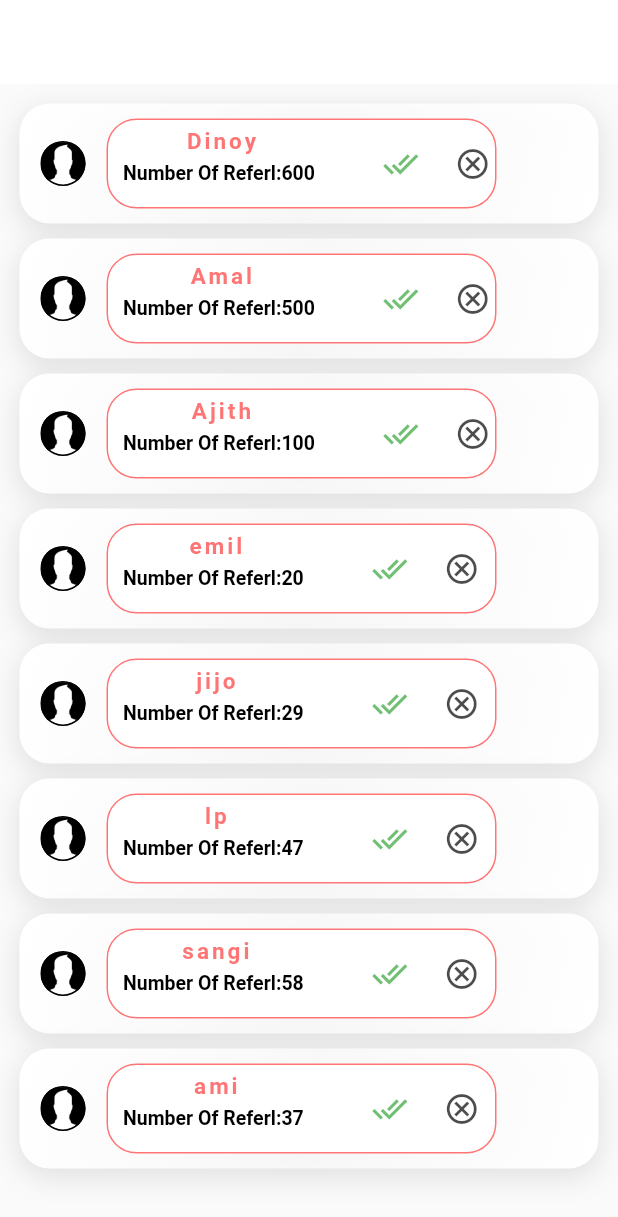
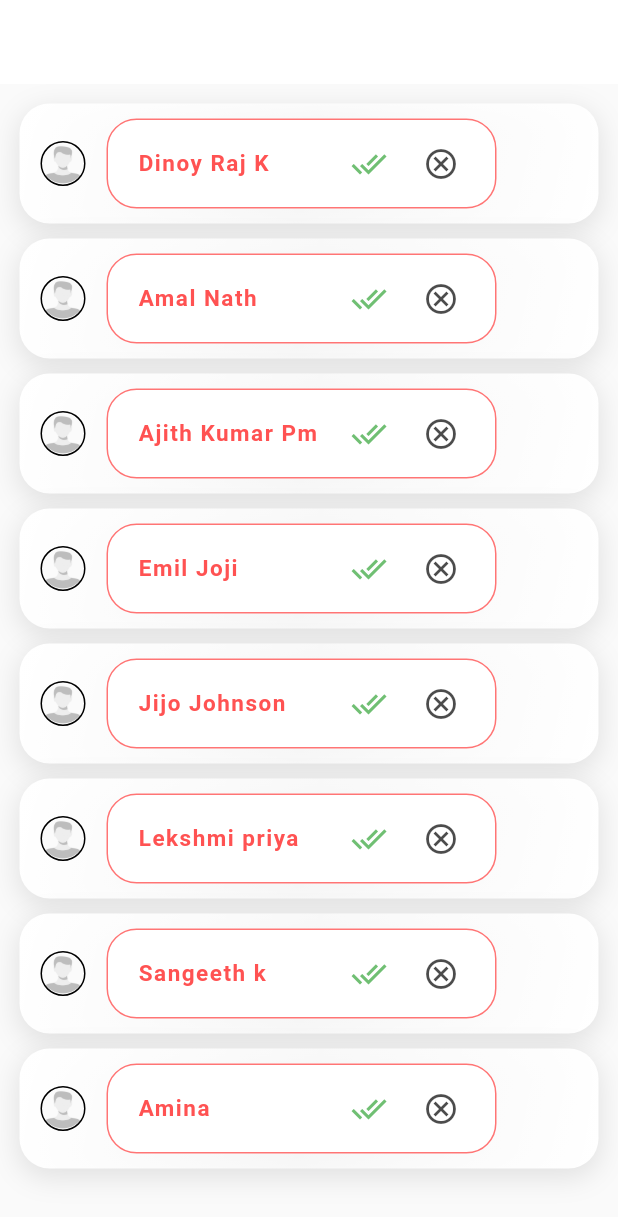
Before and after one commit to Dinoy-Raj/Refrl, a Flutter app: the screen it shows after launch, on a phone screen of 412 x 824 dp. Shown: the top 1217 px of the screen. Run offline on Flutter 3.47's test engine with Material 2 defaults, Android fonts, the phone set to English and light mode, and no system bars.

Commit message:
alignment corrected

```diff
--- a/influpage/pubspec.yaml
+++ b/influpage/pubspec.yaml
@@ -47,6 +47,7 @@ flutter:
   # To add assets to your application, add an assets section, like this:
   assets:
     - assets/pro2.png
+    - assets/pro.jpg
   #   - images/a_dot_ham.jpeg
 
   # An image asset can refer to one or more resolution-specific "variants", see
--- a/requestpage/lib/main.dart
+++ b/requestpage/lib/main.dart
@@ -26,7 +26,7 @@ class MyHomePage extends StatefulWidget {
 
 class _MyHomePageState extends State<MyHomePage> {
 
-  final List<String> names = <String>['Dinoy', 'Amal', 'Ajith','emil','jijo','lp','sangi','ami'];
+  final List<String> names = <String>['Dinoy Raj K', 'Amal Nath', 'Ajith Kumar Pm','Emil Joji','Jijo Johnson','Lekshmi priya','Sangeeth k','Amina'];
   final List<int> referl = <int>[600, 500, 100,20,29,47,58,37,37];
 
   @override
@@ -106,7 +106,7 @@ class _MyHomePageState extends State<MyHomePage> {
                             ),
                             image: DecorationImage(
                               fit: BoxFit.fill,
-                              image: AssetImage("assets/pro2.png"),
+                              image: AssetImage("assets/pro.jpg"),
                             ),
                           ),
                         ),
@@ -130,21 +130,26 @@ class _MyHomePageState extends State<MyHomePage> {
                           children: [
                             SizedBox(width: 10,),
 
-                            Column(
+                            Container(
+                              width: 130,
+                              child: Column(
+                                mainAxisAlignment: MainAxisAlignment.center,
+                                crossAxisAlignment: CrossAxisAlignment.start,
                                 children: [
                                   Padding(
-                                  padding:EdgeInsets.only(top: 5,bottom: 5),
+                                    padding:EdgeInsets.only(left:10),
                                     child: Text("${names[index]}",
+                                      textAlign: TextAlign.left,
                                       style: TextStyle(
                                           fontWeight: FontWeight.bold,
-                                        color: Colors.redAccent.withOpacity(.8),
+                                          color: Colors.redAccent,
                                           fontSize: 15,
-                                        letterSpacing: 2
+                                          letterSpacing: 1
                                       ),
                                     ),
                                   ),
 
-                                Padding(
+                                  /* Padding(
                                     padding:EdgeInsets.only(top: 0,bottom: 10),
                                     child: Text("Number Of Referl:${referl[index]} ",
                                       style: TextStyle(
@@ -154,11 +159,12 @@ class _MyHomePageState extends State<MyHomePage> {
                                           letterSpacing: 0
                                       ),
                                     ),
-                                ),
+                                  ),*/
                                 ],
                               ),
+                            ),
 
-                            SizedBox(width: 30,),
+                            SizedBox(width: 10,),
 
                             IconButton(
                              onPressed:(){
--- a/requestpage/pubspec.yaml
+++ b/requestpage/pubspec.yaml
@@ -47,6 +47,7 @@ flutter:
   # To add assets to your application, add an assets section, like this:
   assets:
     - assets/pro2.png
+    - assets/pro.jpg
   #   - images/a_dot_ham.jpeg
 
   # An image asset can refer to one or more resolution-specific "variants", see
```
Also changed, not shown: influpage/lib/main.dart (+39 -6 lines), influpage/assets/pro.jpg (added), requestpage/assets/pro.jpg (added). Lines whose indentation alone changed are shown as unchanged.
